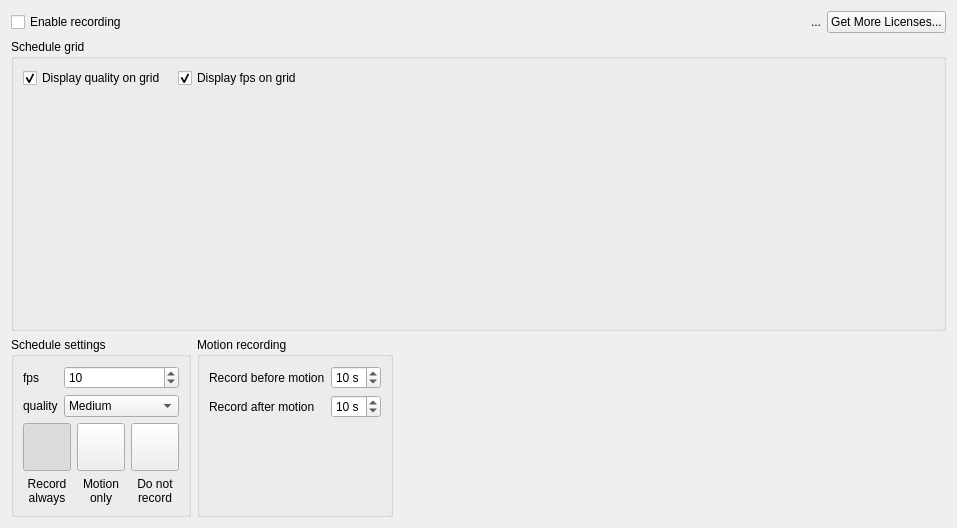
Qt form client/src/ui/device_settings/camera_schedule_widget.ui (networkoptix/nx_open) before a commit.
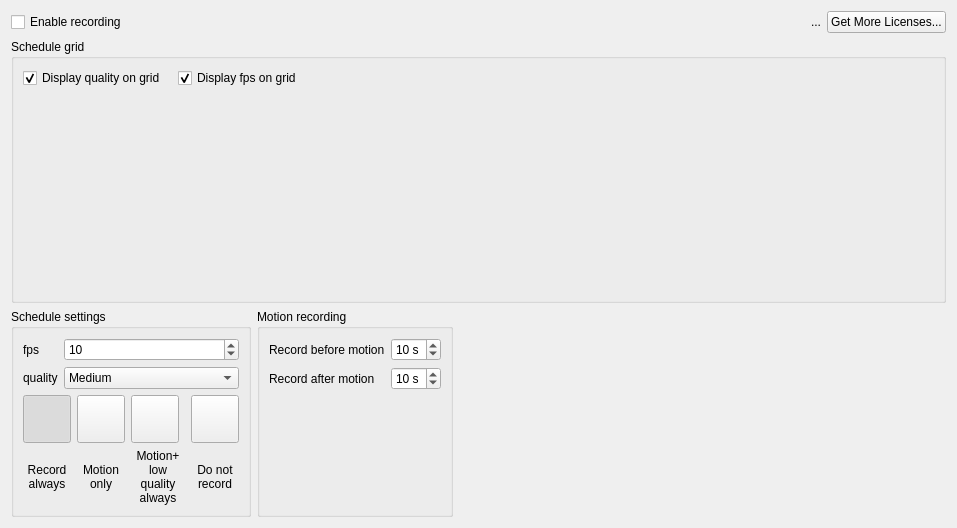
The same form after that commit. Custom widgets are drawn as their Qt base class.

```diff
--- a/client/src/ui/device_settings/camera_schedule_widget.ui
+++ b/client/src/ui/device_settings/camera_schedule_widget.ui
@@ -151,7 +151,7 @@
        </property>
        <property name="maximumSize">
         <size>
-         <width>180</width>
+         <width>240</width>
          <height>16777215</height>
         </size>
        </property>
@@ -339,6 +339,57 @@
             </item>
            </layout>
           </item>
+          <item>
+           <layout class="QVBoxLayout" name="verticalLayout_12">
+            <item>
+             <widget class="QnCheckedButton" name="recordMotionPlusLQButton">
+              <property name="minimumSize">
+               <size>
+                <width>48</width>
+                <height>48</height>
+               </size>
+              </property>
+              <property name="maximumSize">
+               <size>
+                <width>48</width>
+                <height>48</height>
+               </size>
+              </property>
+              <property name="text">
+               <string/>
+              </property>
+              <property name="iconSize">
+               <size>
+                <width>48</width>
+                <height>48</height>
+               </size>
+              </property>
+              <property name="checkable">
+               <bool>true</bool>
+              </property>
+              <property name="autoExclusive">
+               <bool>true</bool>
+              </property>
+              <property name="autoRaise">
+               <bool>false</bool>
+              </property>
+             </widget>
+            </item>
+            <item>
+             <widget class="QLabel" name="label_16">
+              <property name="text">
+               <string>Motion+ low quality always</string>
+              </property>
+              <property name="alignment">
+               <set>Qt::AlignCenter</set>
+              </property>
+              <property name="wordWrap">
+               <bool>true</bool>
+              </property>
+             </widget>
+            </item>
+           </layout>
+          </item>
           <item>
            <layout class="QVBoxLayout" name="verticalLayout_3">
             <item>
```
